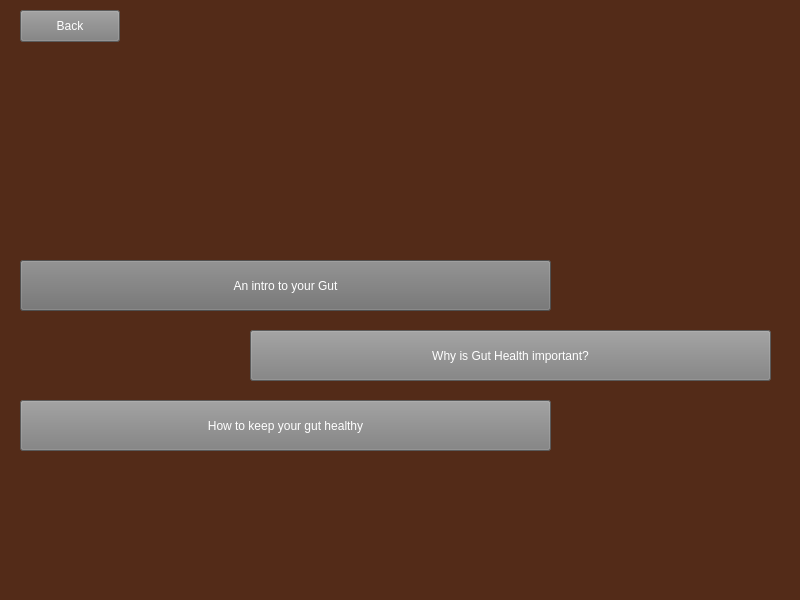
This is A8EduApp/teachingwidget.ui in University-of-Utah-CS3505/a9-edu-app-f24-00Calvin00 as Qt 5 draws it before an edit. The edited form follows.
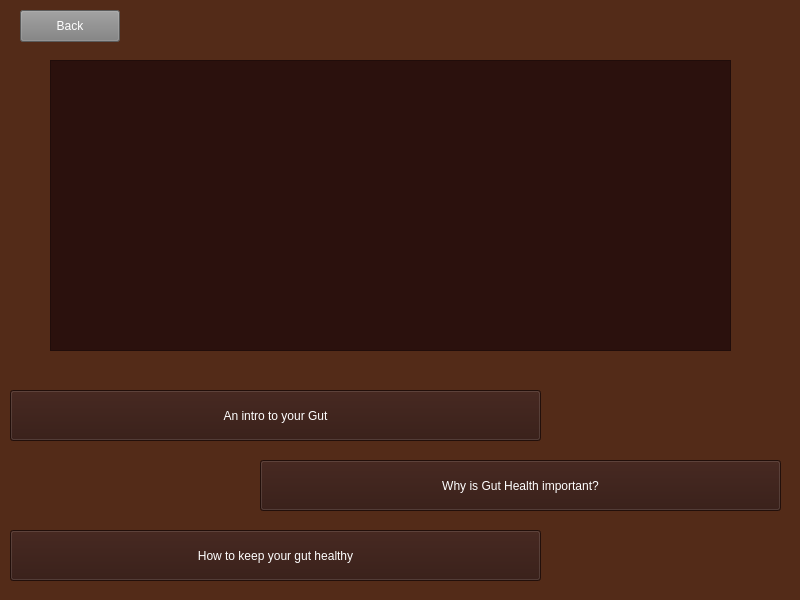
This is the edited form.

Commit message: Updated the UI for the teaching window

Patch:
```diff
--- a/A8EduApp/teachingwidget.ui
+++ b/A8EduApp/teachingwidget.ui
@@ -19,14 +19,14 @@
   <widget class="QPushButton" name="introToGutButton">
    <property name="geometry">
     <rect>
-     <x>20</x>
-     <y>260</y>
+     <x>10</x>
+     <y>390</y>
      <width>531</width>
      <height>51</height>
     </rect>
    </property>
    <property name="styleSheet">
-    <string notr="true">background-color: rgb(112, 112, 112);
+    <string notr="true">background-color: rgb(48, 21, 14);
 color: rgb(255, 255, 255);</string>
    </property>
    <property name="text">
@@ -36,14 +36,14 @@
   <widget class="QPushButton" name="whyGutHealthButton">
    <property name="geometry">
     <rect>
-     <x>250</x>
-     <y>330</y>
+     <x>260</x>
+     <y>460</y>
      <width>521</width>
      <height>51</height>
     </rect>
    </property>
    <property name="styleSheet">
-    <string notr="true">background-color: rgb(128, 128, 128);
+    <string notr="true">background-color: rgb(48, 21, 14);
 color: rgb(255, 255, 255);</string>
    </property>
    <property name="text">
@@ -53,14 +53,14 @@
   <widget class="QPushButton" name="howToStayHealthyButton">
    <property name="geometry">
     <rect>
-     <x>20</x>
-     <y>400</y>
+     <x>10</x>
+     <y>530</y>
      <width>531</width>
      <height>51</height>
     </rect>
    </property>
    <property name="styleSheet">
-    <string notr="true">background-color: rgb(126, 126, 126);
+    <string notr="true">background-color: rgb(48, 21, 14);
 color: rgb(255, 255, 255);</string>
    </property>
    <property name="text">
@@ -100,11 +100,22 @@
     <string/>
    </property>
   </widget>
+  <widget class="QGraphicsView" name="graphicsView">
+   <property name="geometry">
+    <rect>
+     <x>50</x>
+     <y>60</y>
+     <width>681</width>
+     <height>291</height>
+    </rect>
+   </property>
+  </widget>
   <zorder>label</zorder>
   <zorder>introToGutButton</zorder>
   <zorder>whyGutHealthButton</zorder>
   <zorder>howToStayHealthyButton</zorder>
   <zorder>backToStartButton</zorder>
+  <zorder>graphicsView</zorder>
  </widget>
  <resources/>
  <connections/>
```
The commit also changes 5 other files.
